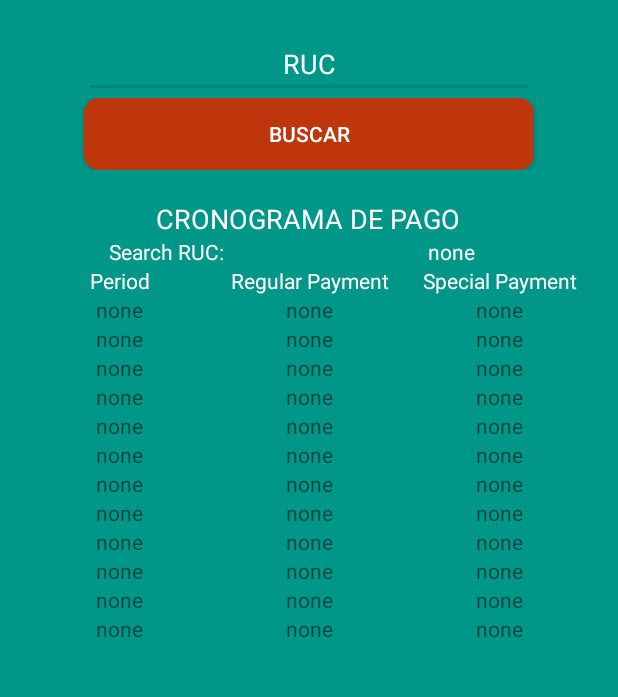
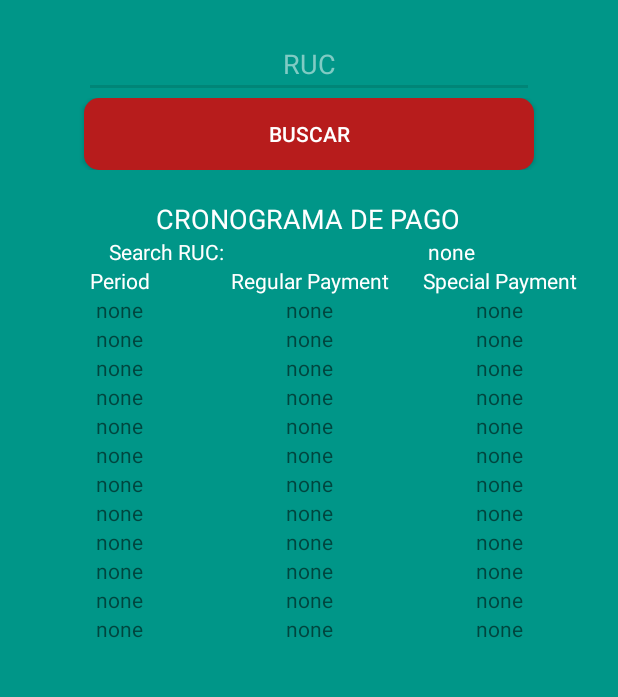
Before and after one commit to doapps/IGVPeru, an Android app: the PaymentActivity screen opened directly, with no data from a screen before it, on a phone screen of 412 x 824 dp, the part 149-846 px from its top. Run offline under Robolectric (Android 15) with nearby library versions, the light colour scheme and no system bars.

Commit message:
schedule finished update colors

```diff
--- a/app/src/main/res/drawable/selector_btn_red.xml
+++ b/app/src/main/res/drawable/selector_btn_red.xml
@@ -8,7 +8,7 @@
             <item>
                 <shape android:shape="rectangle">
                     <corners android:radius="10dp" />
-                    <solid android:color="@color/deep_orange_800" />
+                    <solid android:color="@color/red_800" />
                 </shape>
             </item>
             <!--
@@ -28,7 +28,7 @@
             <item>
                 <shape android:shape="rectangle">
                     <corners android:radius="10dp" />
-                    <solid android:color="@color/deep_orange_900" />
+                    <solid android:color="@color/red_900" />
                 </shape>
             </item>
             <!--
--- a/app/src/main/res/layout/activity_payment__schedule.xml
+++ b/app/src/main/res/layout/activity_payment__schedule.xml
@@ -49,7 +49,7 @@
                     android:editable="false"
                     android:maxLength="11"
                     android:textColor="@color/white"
-                    android:textColorHint="@color/white"
+                    android:textColorHint="@color/teal_200"
                     android:layout_marginRight="40dp"
                     android:layout_marginLeft="40dp"/>
 
--- a/app/src/main/res/values/colors.xml
+++ b/app/src/main/res/values/colors.xml
@@ -4,6 +4,7 @@
     <color name="white">#FFFFFF</color>
 
     <color name="teal_300">#4DB6AC</color>
+    <color name="teal_200">#80CBC4</color>
     <color name="teal_500">#009688</color>
     <color name="lime_500">#CDDC39</color>
     <color name="lime_300">#DCE775</color>
@@ -11,6 +12,11 @@
     <color name="deep_orange_500">#FF5722</color>
     <color name="deep_orange_800">#D84315</color>
     <color name="deep_orange_900">#BF360C</color>
+
+    <color name="red_200">#EF9A9A</color>
+    <color name="red_500">#F44336</color>
+    <color name="red_800">#C62828</color>
+    <color name="red_900">#B71C1C</color>
 
     <color name="fondo_gris">#2d2d2d</color>
     <color name="paloma">#aab1b0</color>
```
Also changed, not shown: app/src/main/java/me/doapps/fragments/ScheduleFragment.java (+13 -12 lines).
